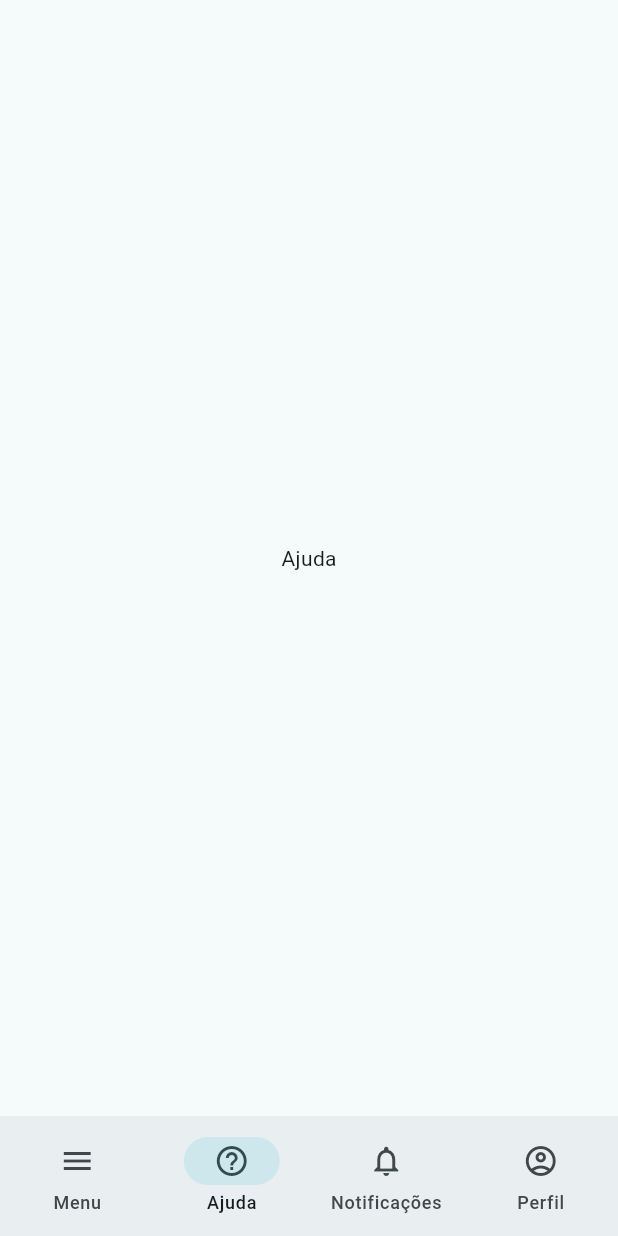
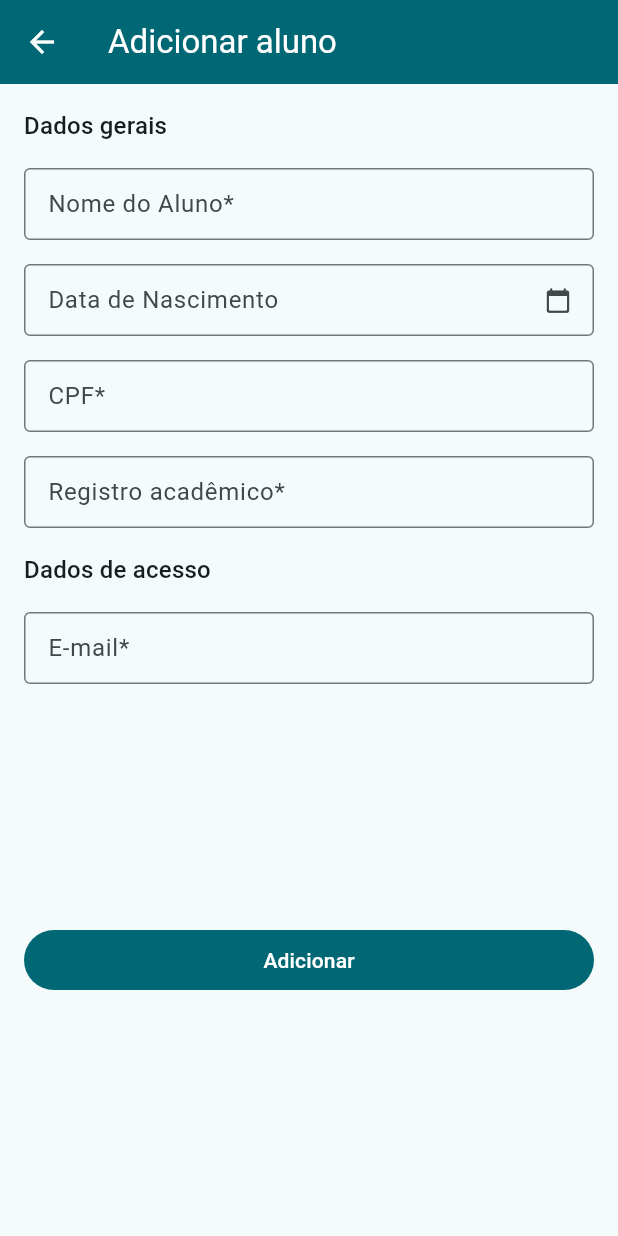
Before and after one commit to thobias-silva/challenge-mobile-developer, a Flutter app: the screen it shows after launch, item 2 of the bottom bar chosen, in the side drawer, after a tap on "Adicionar alunos", on a phone screen of 412 x 824 dp. Run offline on Flutter 3.47's test engine with Material 3 defaults, Android fonts, the phone set to English and light mode, and no system bars.

Commit message:
feat: cria as paginas students e student

```diff
--- a/lib/app/presentation/pages/home_page.dart
+++ b/lib/app/presentation/pages/home_page.dart
@@ -1,4 +1,7 @@
 import 'package:flutter/material.dart';
+
+import '../../../core/routes/routes.dart';
+import 'students_page.dart';
 
 class HomePage extends StatefulWidget {
   const HomePage({super.key});
@@ -18,7 +21,10 @@ class _HomePageState extends State<HomePage> {
   }
 
   void onAddStudentPressed() {
-    Navigator.of(context).pop();
+    pageController.jumpToPage(0);
+    Navigator.of(context)
+      ..pop()
+      ..pushNamed(Routes.student);
   }
 
   void onDestinationSelected(BuildContext context, int index) {
@@ -50,7 +56,7 @@ class _HomePageState extends State<HomePage> {
         physics: const NeverScrollableScrollPhysics(),
         controller: pageController,
         children: const [
-          _Home(),
+          StudentsPage(),
           Center(child: Text('Ajuda')),
           Center(child: Text('Notificações')),
           Center(child: Text('Perfil')),
@@ -87,22 +93,3 @@ class _HomePageState extends State<HomePage> {
     );
   }
 }
-
-class _Home extends StatelessWidget {
-  const _Home();
-
-  @override
-  Widget build(BuildContext context) {
-    return Scaffold(
-      appBar: AppBar(
-        title: const Text('Home'),
-      ),
-      body: Center(
-        child: FilledButton(
-          onPressed: () {},
-          child: const Text('Alunos'),
-        ),
-      ),
-    );
-  }
-}
--- /dev/null
+++ b/lib/app/presentation/pages/student_page.dart
@@ -0,0 +1,122 @@
+import 'package:flutter/material.dart';
+
+class StudentPage extends StatefulWidget {
+  final String? id;
+
+  const StudentPage({
+    super.key,
+    required this.id,
+  });
+
+  @override
+  State<StudentPage> createState() => _StudentPageState();
+}
+
+class _StudentPageState extends State<StudentPage> {
+  late final bool isNew = widget.id == null;
+
+  void addOrEditStudent() {
+    Navigator.of(context).pop();
+  }
+
+  @override
+  Widget build(BuildContext context) {
+    return Scaffold(
+      appBar: AppBar(
+        title: Text(isNew ? 'Adicionar aluno' : 'Editar aluno'),
+      ),
+      body: LayoutBuilder(
+        builder: (context, constraints) {
+          return SingleChildScrollView(
+            child: ConstrainedBox(
+              constraints: BoxConstraints(
+                minHeight: constraints.maxHeight,
+              ),
+              child: IntrinsicHeight(
+                child: Padding(
+                  padding: const EdgeInsets.all(16),
+                  child: Column(
+                    crossAxisAlignment: CrossAxisAlignment.stretch,
+                    children: [
+                      const _StudentForm(),
+                      const Spacer(),
+                      const SizedBox(height: 16),
+                      FilledButton(
+                        onPressed: addOrEditStudent,
+                        child: Text(isNew ? 'Adicionar' : 'Salvar edições'),
+                      ),
+                      const Spacer()
+                    ],
+                  ),
+                ),
+              ),
+            ),
+          );
+        },
+      ),
+    );
+  }
+}
+
+class _StudentForm extends StatelessWidget {
+  const _StudentForm();
+
+  @override
+  Widget build(BuildContext context) {
+    return Column(
+      crossAxisAlignment: CrossAxisAlignment.start,
+      children: [
+        Text(
+          'Dados gerais',
+          style: Theme.of(context).textTheme.titleMedium,
+        ),
+        const SizedBox(height: 16),
+        TextFormField(
+          decoration: const InputDecoration(
+            labelText: 'Nome do Aluno*',
+          ),
+        ),
+        const SizedBox(height: 16),
+        TextFormField(
+          decoration: InputDecoration(
+            labelText: 'Data de Nascimento',
+            suffixIcon: IconButton(
+              onPressed: () {
+                showDatePicker(
+                  context: context,
+                  initialDate: DateTime.now(),
+                  firstDate: DateTime(1900),
+                  lastDate: DateTime.now(),
+                );
+              },
+              icon: const Icon(Icons.calendar_today_rounded),
+            ),
+          ),
+        ),
+        const SizedBox(height: 16),
+        TextFormField(
+          decoration: const InputDecoration(
+            labelText: 'CPF*',
+          ),
+        ),
+        const SizedBox(height: 16),
+        TextFormField(
+          decoration: const InputDecoration(
+            labelText: 'Registro acadêmico*',
+          ),
+        ),
+        const SizedBox(height: 16),
+        Text(
+          'Dados de acesso',
+          style: Theme.of(context).textTheme.titleMedium,
+        ),
+        const SizedBox(height: 16),
+        TextFormField(
+          decoration: const InputDecoration(
+            labelText: 'E-mail*',
+          ),
+        ),
+      ],
+    );
+  }
+}
--- /dev/null
+++ b/lib/app/presentation/pages/students_page.dart
@@ -0,0 +1,120 @@
+import 'package:flutter/material.dart';
+
+import '../../../core/routes/routes.dart';
+
+class StudentsPage extends StatefulWidget {
+  const StudentsPage({super.key});
+
+  @override
+  State<StudentsPage> createState() => _StudentsPageState();
+}
+
+class _StudentsPageState extends State<StudentsPage> {
+  void addStudent() {
+    Navigator.of(context).pushNamed(Routes.student);
+  }
+
+  @override
+  Widget build(BuildContext context) {
+    return Scaffold(
+      appBar: AppBar(
+        title: const Text('Alunos'),
+      ),
+      body: Column(
+        children: [
+          const Padding(
+            padding: EdgeInsets.all(16),
+            child: TextField(
+              decoration: InputDecoration(
+                hintText: 'Buscar...',
+                prefixIcon: Icon(Icons.search),
+              ),
+            ),
+          ),
+          Expanded(
+            child: ListView.builder(
+              padding: const EdgeInsets.fromLTRB(16, 0, 16, 80),
+              itemCount: 10,
+              itemBuilder: (context, index) => _StudentCard(
+                onEditPressed: () {},
+                onDeletePressed: () {},
+                onPressed: () {},
+              ),
+            ),
+          ),
+        ],
+      ),
+      floatingActionButtonLocation: FloatingActionButtonLocation.centerFloat,
+      floatingActionButton: FloatingActionButton.extended(
+        onPressed: addStudent,
+        label: const Text('Adicionar aluno'),
+        icon: const Icon(Icons.add),
+      ),
+    );
+  }
+}
+
+class _StudentCard extends StatelessWidget {
+  final void Function()? onEditPressed;
+  final void Function()? onDeletePressed;
+  final void Function()? onPressed;
+
+  const _StudentCard({
+    required this.onEditPressed,
+    required this.onDeletePressed,
+    required this.onPressed,
+  });
+
+  @override
+  Widget build(BuildContext context) {
+    return Padding(
+      padding: const EdgeInsets.symmetric(vertical: 8.0),
+      child: Material(
+        elevation: 4,
+        clipBehavior: Clip.antiAlias,
+        shape: RoundedRectangleBorder(
+          borderRadius: BorderRadius.circular(8),
+        ),
+        child: InkWell(
+          onTap: onPressed,
+          child: Padding(
+            padding: const EdgeInsets.symmetric(horizontal: 16, vertical: 8),
+            child: Row(
+              children: [
+                Expanded(
+                  child: Column(
+                    crossAxisAlignment: CrossAxisAlignment.start,
+                    children: [
+                      Text(
+                        'Thobias Silva',
+                        style: Theme.of(context).textTheme.titleMedium,
+                      ),
+                      const Text('15843'),
+                      const Text('CPF: 123.456.789-00')
+                    ],
+                  ),
+                ),
+                Column(
+                  children: [
+                    IconButton(
+                      onPressed: onEditPressed,
+                      icon: const Icon(
+                        Icons.edit_outlined,
+                      ),
+                    ),
+                    IconButton(
+                      onPressed: onDeletePressed,
+                      icon: const Icon(
+                        Icons.delete_outlined,
+                      ),
+                    ),
+                  ],
+                )
+              ],
+            ),
+          ),
+        ),
+      ),
+    );
+  }
+}
--- a/lib/core/routes/routes.dart
+++ b/lib/core/routes/routes.dart
@@ -2,11 +2,13 @@ import 'package:flutter/material.dart';
 
 import '../../app/presentation/pages/home_page.dart';
 import '../../app/presentation/pages/login_page.dart';
+import '../../app/presentation/pages/student_page.dart';
 
 abstract class Routes {
   static const String splash = '/splash';
   static const String login = '/login';
   static const String home = '/home';
+  static const String student = '/student';
 
   static String get initial => home;
 
@@ -14,5 +16,9 @@ abstract class Routes {
     splash: (context) => const Placeholder(),
     login: (context) => const LoginPage(),
     home: (context) => const HomePage(),
+    student: (context) {
+      final id = ModalRoute.of(context)?.settings.arguments as String?;
+      return StudentPage(id: id);
+    },
   };
 }
```
